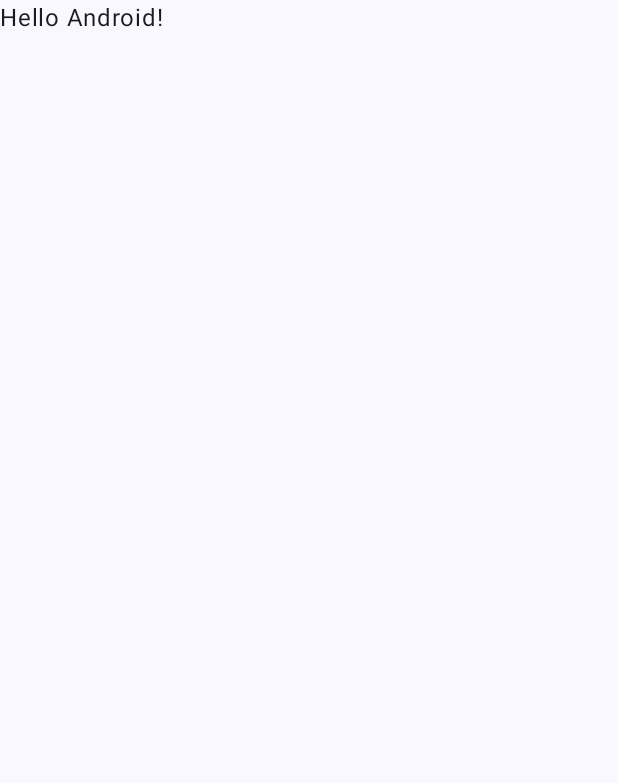
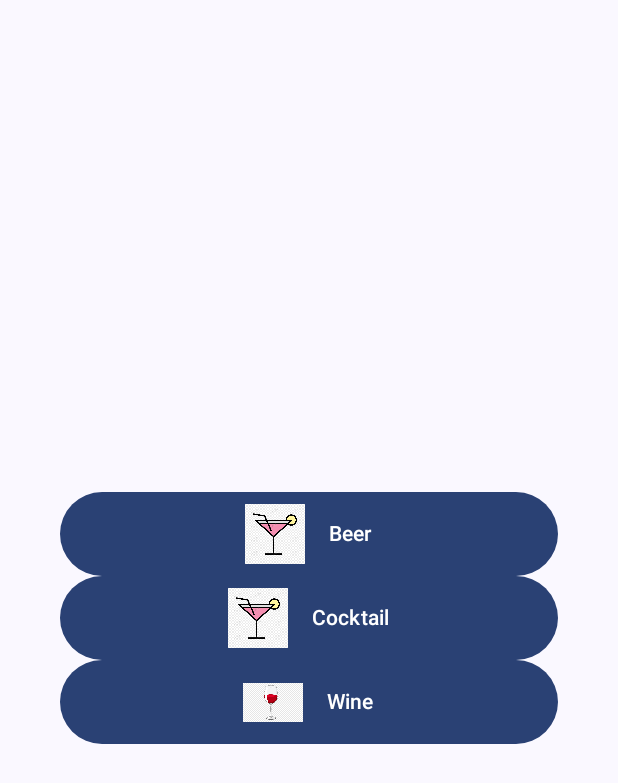
Before and after one commit to hugomdinis/TrabalhoFinalPA, an Android app built with Jetpack Compose: the screen it shows after launch (MainActivity), on a phone screen of 412 x 824 dp. Before the commit the part shown is almost empty. Shown: the top 783 px of the screen. Run offline under Robolectric (Android 15) with nearby library versions, the phone set to English and light mode, and no system bars.

Commit message:
Adicionar LazyColumn, imagens e botões para o inicio da aplicação

```diff
--- a/app/src/main/java/com/example/trabalhofinalpa/MainActivity.kt
+++ b/app/src/main/java/com/example/trabalhofinalpa/MainActivity.kt
@@ -4,13 +4,28 @@ import android.os.Bundle
 import androidx.activity.ComponentActivity
 import androidx.activity.compose.setContent
 import androidx.activity.enableEdgeToEdge
+import androidx.compose.foundation.Image
+import androidx.compose.foundation.layout.Arrangement
+import androidx.compose.foundation.layout.Column
+import androidx.compose.foundation.layout.Row
+import androidx.compose.foundation.layout.Spacer
 import androidx.compose.foundation.layout.fillMaxSize
 import androidx.compose.foundation.layout.padding
-import androidx.compose.material3.Scaffold
+import androidx.compose.foundation.layout.size
+import androidx.compose.foundation.layout.width
+import androidx.compose.foundation.lazy.LazyColumn
+import androidx.compose.foundation.lazy.items
+import androidx.compose.foundation.rememberScrollState
+import androidx.compose.foundation.verticalScroll
+import androidx.compose.material3.Button
+import androidx.compose.material3.Surface
 import androidx.compose.material3.Text
 import androidx.compose.runtime.Composable
+import androidx.compose.ui.Alignment
 import androidx.compose.ui.Modifier
+import androidx.compose.ui.res.painterResource
 import androidx.compose.ui.tooling.preview.Preview
+import androidx.compose.ui.unit.dp
 import com.example.trabalhofinalpa.ui.theme.TrabalhoFinalPATheme
 
 class MainActivity : ComponentActivity() {
@@ -19,29 +34,62 @@ class MainActivity : ComponentActivity() {
         enableEdgeToEdge()
         setContent {
             TrabalhoFinalPATheme {
-                Scaffold(modifier = Modifier.fillMaxSize()) { innerPadding ->
-                    Greeting(
-                            name = "Android",
-                            modifier = Modifier.padding(innerPadding)
-                    )
-                }
+                Surface(
+                    modifier = Modifier.fillMaxSize()
+                ) {
+                    NightOutLayout()
                 }
             }
         }
     }
 
     @Composable
-fun Greeting(name: String, modifier: Modifier = Modifier) {
-    Text(
-            text = "Hello $name!",
-            modifier = modifier
+    fun NightOutLayout() {
+
+        val drinks = listOf(
+            Drink("Beer", R.drawable.cocktail),
+            Drink("Cocktail", R.drawable.cocktail),
+            Drink("Wine", R.drawable.wine),
         )
+
+        LazyColumn (
+            modifier = Modifier
+                .padding(40.dp)
+                .fillMaxSize(),
+            horizontalAlignment = Alignment.CenterHorizontally,
+            verticalArrangement = Arrangement.Center
+        ){
+            items(drinks) {drink ->
+                DrinkButton(drink)
             }
+        }
+    }
+
+    @Composable
+    fun DrinkButton(drink: Drink) {
+        Button(
+            onClick = { /*TODO*/ },
+            modifier = Modifier.fillMaxSize()
+        ) {
+            Row (verticalAlignment = Alignment.CenterVertically){
+                Image(
+                    painter = painterResource(id = drink.imageRes),
+                    contentDescription = drink.name,
+                    modifier = Modifier.size(40.dp)
+                )
+                Spacer(modifier = Modifier.width(16.dp))
+                Text(text = drink.name)
+            }
+        }
+    }
+
+    data class Drink(val name: String, val imageRes: Int)
 
     @Preview(showBackground = true)
     @Composable
-fun GreetingPreview() {
+    fun NightOutPreview() {
         TrabalhoFinalPATheme {
-        Greeting("Android")
+            NightOutLayout()
         }
     }
+}
```
Also changed, not shown: app/src/main/res/drawable/beer.png (added), app/src/main/res/drawable/cocktail.png (added), app/src/main/res/drawable/wine.png (added). Lines whose indentation alone changed are shown as unchanged.
